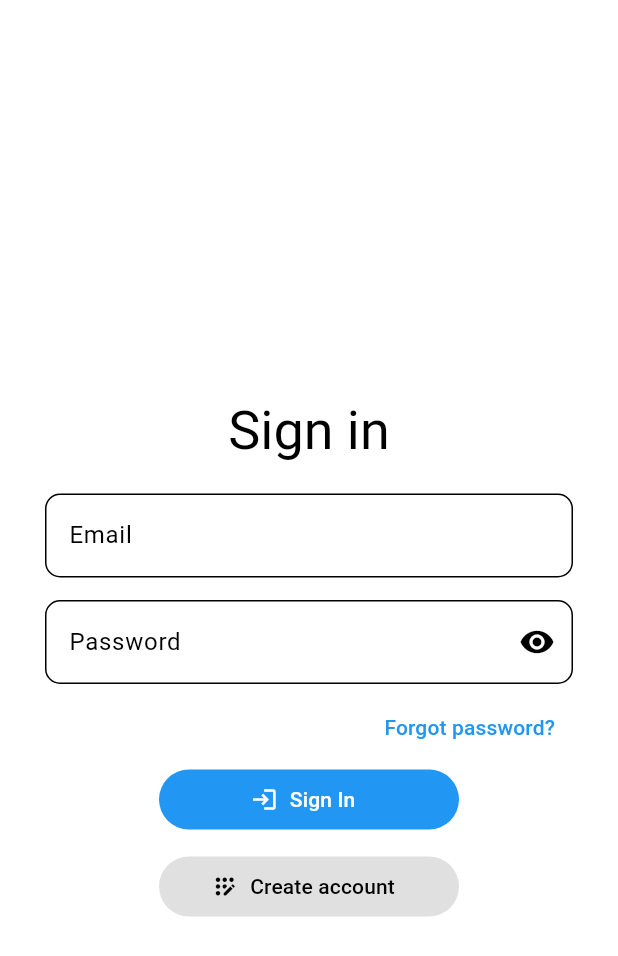
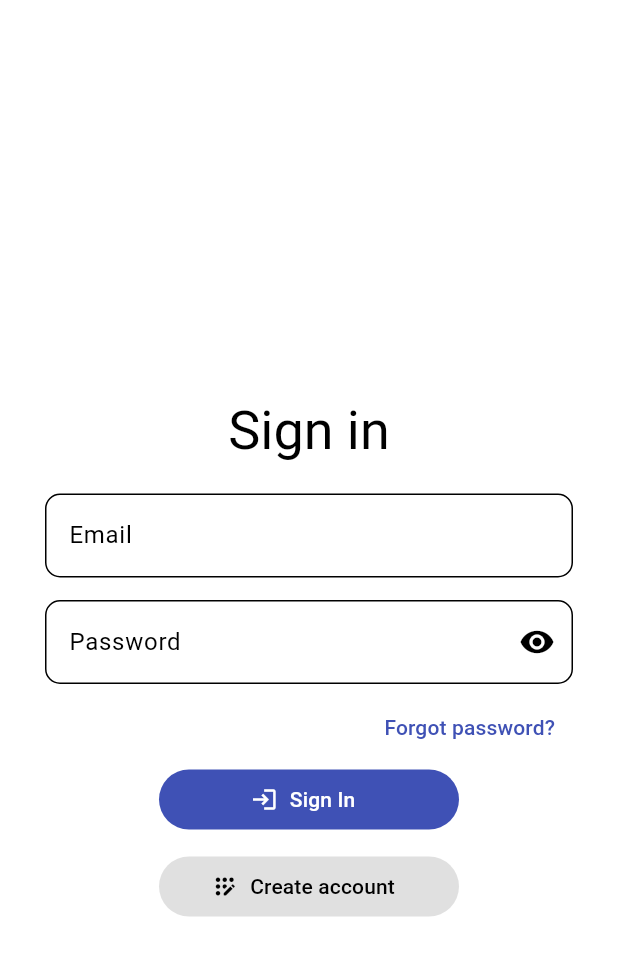
Before and after one commit to Kaloyanes/reportr, a Flutter app: the SignInView screen opened by its route, on a phone screen of 412 x 824 dp. Shown: the top 956 px of the screen. Run offline on Flutter 3.47's test engine with Material 3 defaults, Android fonts, the phone set to English and light mode, and no system bars; our stand-ins replace cached_network_image, cloud_firestore, dio, dynamic_color, file_picker, firebase_auth and 11 more; missing offline and left inert: auto_size_text_field, crop_your_image, crypt, flex_color_picker, image_picker_android, image_picker_platform_interface; accounts and stored records are empty.

Commit message:
Add File Open option and fix UI alignment

```diff
--- a/lib/app/components/back_button.dart
+++ b/lib/app/components/back_button.dart
@@ -10,10 +10,12 @@ class CustomBackButton extends StatelessWidget {
     return AspectRatio(
       aspectRatio: 1,
       child: Container(
-        height: 50,
+        height: 560,
         width: 50,
         clipBehavior: Clip.hardEdge,
-        margin: const EdgeInsets.all(7),
+        margin: const EdgeInsets.all(7).add(const EdgeInsets.only(
+          left: 5,
+        )),
         decoration: BoxDecoration(
           borderRadius: BorderRadius.circular(10),
           color: Colors.white.withOpacity(0.05),
--- a/lib/app/data/local_messages.dart
+++ b/lib/app/data/local_messages.dart
@@ -66,6 +66,10 @@ class LocalMessages extends Translations {
           "description": "Description",
           "most_recent": "Most recent",
           "top_priority": "Top priority",
+          "remove_user": "Remove user",
+          "started_download": "Started download of file @file",
+          "finished_download": "Finished download of file @file",
+          "delete_message": "Delete message",
         },
         'bg_BG': {
           "sign_in": "Влизане",
--- a/lib/app/data/themes.dart
+++ b/lib/app/data/themes.dart
@@ -4,7 +4,7 @@ class Themes {
   static ThemeData light = generateTheme(
     ColorScheme(
       background: Colors.white, // Light background for a light theme
-      primary: Colors.blue, // Primary color can stay the same if it contrasts well
+      primary: Colors.indigo, // Primary color can stay the same if it contrasts well
       onPrimary: Colors.white, // Text on primary might need to be darker for readability
       secondary: Colors.grey.shade300, // A lighter shade for secondary background
       onSecondary: Colors.black, // Text on secondary needs to be dark for readability
@@ -17,10 +17,11 @@ class Themes {
     ),
   );
 
-  static ThemeData dark = generateTheme(ColorScheme(
+  static ThemeData dark = generateTheme(
+    ColorScheme(
       background: const Color.fromARGB(255, 12, 12, 12),
       surface: const Color.fromARGB(255, 12, 12, 12),
-      primary: Colors.deepPurple.shade400,
+      primary: Colors.deepPurple.shade300,
       onPrimary: Colors.white,
       secondary: const Color.fromARGB(255, 50, 50, 50),
       onSecondary: Colors.white,
@@ -29,7 +30,9 @@ class Themes {
       onBackground: Colors.white,
       brightness: Brightness.dark,
       onSurface: Colors.white,
-      primaryContainer: Colors.deepPurple.shade400));
+      primaryContainer: Colors.deepPurple.shade300,
+    ),
+  );
 
   static ThemeData generateTheme(ColorScheme color) {
     return ThemeData(
--- a/lib/app/modules/home/components/report_sheet/controllers/report_sheet_controller.dart
+++ b/lib/app/modules/home/components/report_sheet/controllers/report_sheet_controller.dart
@@ -128,7 +128,7 @@ class ReportSheetController extends GetxController {
         actions: [
           ElevatedButton(
             onPressed: () => Get.back(),
-            child: const Text("Oк"),
+            child: Text("ok".tr),
           ),
         ],
       ),
--- a/lib/app/modules/home/views/home_view.dart
+++ b/lib/app/modules/home/views/home_view.dart
@@ -93,7 +93,7 @@ class HomeView extends GetView<HomeController> {
             },
           ),
           Align(
-            alignment: const Alignment(-0.85, -0.85),
+            alignment: const Alignment(-0.9, -0.85),
             child: Container(
               width: 55,
               height: 55,
--- a/lib/app/modules/reports/views/reports_view.dart
+++ b/lib/app/modules/reports/views/reports_view.dart
@@ -17,7 +17,6 @@ class ReportsView extends GetView<ReportsContoller> {
     Get.lazyPut(() => ReportsContoller());
     return Scaffold(
       key: controller.scaffKey,
-      endDrawer: const FilterDrawer(),
       appBar: AppBar(
         title: Text("reports".tr),
         centerTitle: true,
--- a/lib/app/modules/worker_manager/components/worker_tile.dart
+++ b/lib/app/modules/worker_manager/components/worker_tile.dart
@@ -23,6 +23,7 @@ class WorkerTile extends StatelessWidget {
         child: Text(controller.getInitials(employee.name)),
       ),
       trailing: PopupMenuButton(
+        clipBehavior: Clip.hardEdge,
         onSelected: (value) {
           switch (value) {
             case 1:
--- a/pubspec.yaml
+++ b/pubspec.yaml
@@ -36,6 +36,7 @@ dependencies:
   dynamic_color: ^1.6.3
   extended_text_field: ^12.1.0
   auto_size_text_field: ^2.2.2
+  open_file: ^3.3.2
 
 dev_dependencies:
   flutter_lints: ^2.0.0
```
Also changed, not shown: lib/app/modules/chats/components/messages/file_message.dart (+24 -9 lines), lib/app/modules/home/components/report_sheet/views/report_sheet_view.dart (+5 -12 lines), lib/main.dart (+5 -6 lines), pubspec.lock.
